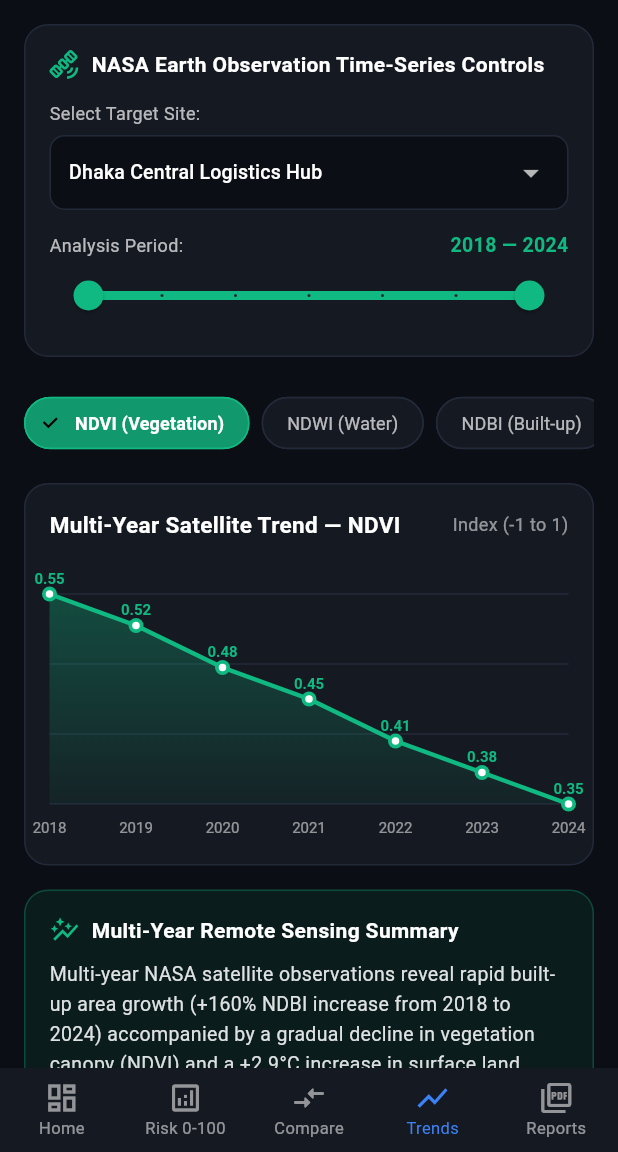
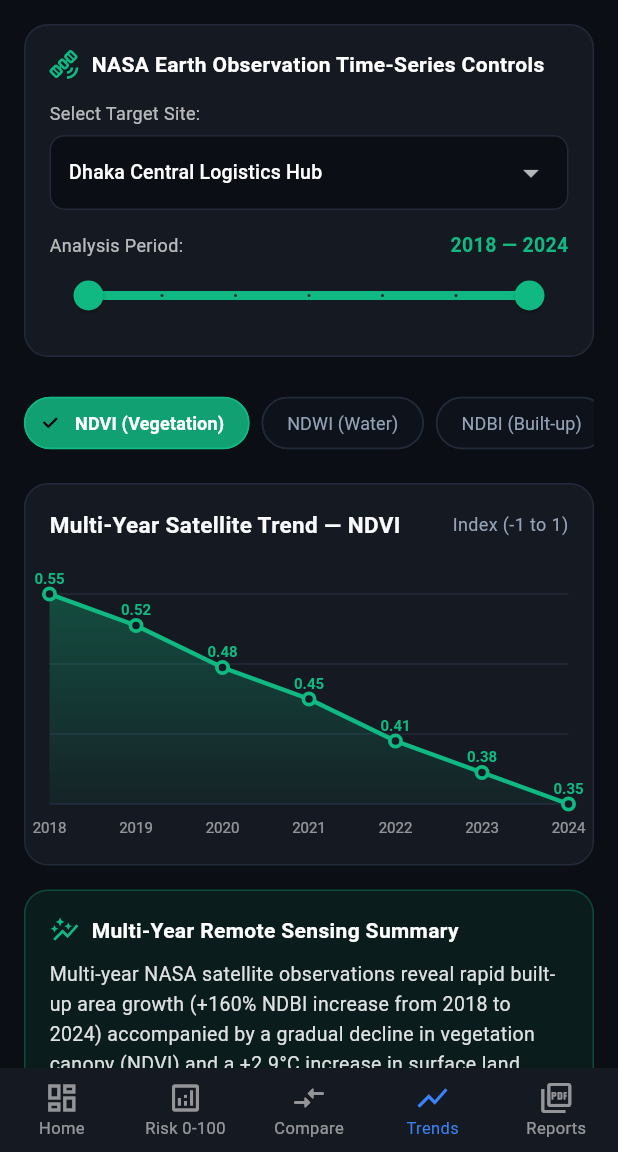
Before and after one commit to yanayem/NASA-Space-Apps-Challenge-Team-NextGen-Galaxy-, a Flutter app: the screen it shows after launch, item 4 of the bottom bar chosen, on a phone screen of 412 x 824 dp, the part 84-1236 px from its top. Run offline on Flutter 3.47's test engine with Material 3 defaults, Android fonts, the phone set to English and light mode, and no system bars; our stand-ins replace shared_preferences; network calls fail.

Commit message:
style(widgets): update RiskGauge and IndicatorChart to support dynamic themes

```diff
--- a/mobile/lib/widgets/indicator_chart.dart
+++ b/mobile/lib/widgets/indicator_chart.dart
@@ -1,5 +1,6 @@
 import 'package:flutter/material.dart';
 import '../models/risk_models.dart';
+import '../theme/app_theme.dart';
 
 class IndicatorTrendChart extends StatefulWidget {
   final List<IndicatorTrendItem> items;
@@ -74,12 +75,19 @@
   @override
   Widget build(BuildContext context) {
     if (widget.items.isEmpty) {
-      return const Center(child: Text("No satellite data points available."));
+      return Center(
+        child: Text(
+          "No satellite data points available.",
+          style: TextStyle(color: context.textSecondary),
+        ),
+      );
     }
 
     final values = _getMetricValues();
     final years = widget.items.map((e) => e.year.toString()).toList();
     final chartColor = _getMetricColor();
+    final gridColor = context.isDarkMode ? const Color(0xFF222938) : const Color(0xFFE2E8F0);
+    final labelColor = context.isDarkMode ? Colors.white54 : const Color(0xFF64748B);
 
     return Column(
       crossAxisAlignment: CrossAxisAlignment.start,
@@ -102,11 +110,7 @@
         const SizedBox(height: 16),
         Container(
           padding: const EdgeInsets.all(16),
-          decoration: BoxDecoration(
-            color: const Color(0xFF151921),
-            borderRadius: BorderRadius.circular(16),
-            border: Border.all(color: const Color(0xFF222938)),
-          ),
+          decoration: context.cardDecoration,
           child: Column(
             crossAxisAlignment: CrossAxisAlignment.start,
             children: [
@@ -116,8 +120,8 @@
                   Expanded(
                     child: Text(
                       'Multi-Year Satellite Trend — $_currentMetric',
-                      style: const TextStyle(
-                        color: Colors.white,
+                      style: TextStyle(
+                        color: context.textPrimary,
                         fontWeight: FontWeight.bold,
                         fontSize: 15,
                       ),
@@ -127,7 +131,7 @@
                   const SizedBox(width: 8),
                   Text(
                     _getMetricUnit(),
-                    style: const TextStyle(color: Colors.white54, fontSize: 12),
+                    style: TextStyle(color: context.textSecondary, fontSize: 12),
                   ),
                 ],
               ),
@@ -140,6 +144,9 @@
                     values: values,
                     years: years,
                     lineColor: chartColor,
+                    gridColor: gridColor,
+                    labelColor: labelColor,
+                    pointCenterColor: context.cardBg,
                   ),
                 ),
               ),
@@ -156,16 +163,16 @@
       selected: isSelected,
       label: Text(label),
       labelStyle: TextStyle(
-        color: isSelected ? Colors.white : Colors.white70,
+        color: isSelected ? Colors.white : context.textSecondary,
         fontWeight: isSelected ? FontWeight.bold : FontWeight.normal,
         fontSize: 12,
       ),
-      selectedColor: color.withValues(alpha: 0.8),
-      backgroundColor: const Color(0xFF151921),
+      selectedColor: color.withValues(alpha: 0.85),
+      backgroundColor: context.subCardBg,
       shape: RoundedRectangleBorder(
         borderRadius: BorderRadius.circular(20),
         side: BorderSide(
-          color: isSelected ? color : const Color(0xFF222938),
+          color: isSelected ? color : context.cardBorder,
         ),
       ),
       onSelected: (_) {
@@ -181,19 +188,25 @@
   final List<double> values;
   final List<String> years;
   final Color lineColor;
+  final Color gridColor;
+  final Color labelColor;
+  final Color pointCenterColor;
 
   _LineChartPainter({
     required this.values,
     required this.years,
     required this.lineColor,
+    required this.gridColor,
+    required this.labelColor,
+    required this.pointCenterColor,
   });
 
   @override
   void paint(Canvas canvas, Size size) {
     if (values.isEmpty) return;
 
-    final double paddingBottom = 24.0;
-    final double paddingTop = 16.0;
+    const double paddingBottom = 24.0;
+    const double paddingTop = 16.0;
     final double chartHeight = size.height - paddingBottom - paddingTop;
     final double chartWidth = size.width;
 
@@ -207,7 +220,7 @@
 
     // Grid lines background
     final gridPaint = Paint()
-      ..color = const Color(0xFF222938)
+      ..color = gridColor
       ..strokeWidth = 1.0;
 
     for (int i = 0; i <= 3; i++) {
@@ -269,13 +282,13 @@
       canvas.drawCircle(
         points[i],
         2.5,
-        Paint()..color = Colors.white,
+        Paint()..color = pointCenterColor,
       );
 
       // Year Label below
       textPainter.text = TextSpan(
         text: years[i],
-        style: const TextStyle(color: Colors.white54, fontSize: 10),
+        style: TextStyle(color: labelColor, fontSize: 10),
       );
       textPainter.layout();
       textPainter.paint(
@@ -302,6 +315,9 @@
 
   @override
   bool shouldRepaint(covariant _LineChartPainter oldDelegate) {
-    return oldDelegate.values != values || oldDelegate.lineColor != lineColor;
+    return oldDelegate.values != values ||
+        oldDelegate.lineColor != lineColor ||
+        oldDelegate.gridColor != gridColor ||
+        oldDelegate.labelColor != labelColor;
   }
 }
```
Also changed, not shown: mobile/lib/widgets/risk_gauge.dart (+15 -5 lines).
